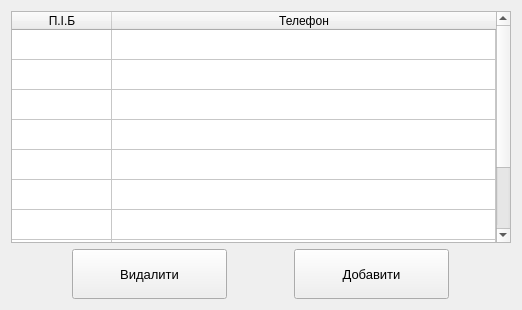
The window that Courcework_18-19/MedicineCards/widgetpatients.ui (MaksWellFine/OOP) describes before a commit, drawn with Qt 5.
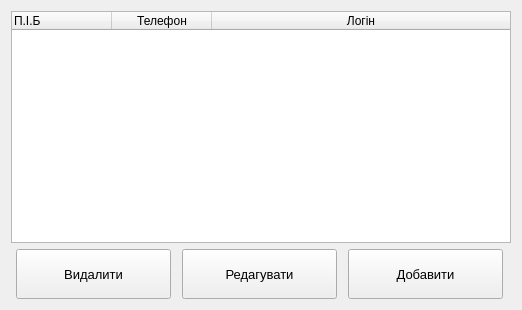
The same window after the commit.

The edit to the form file:
```diff
--- a/Courcework_18-19/MedicineCards/widgetpatients.ui
+++ b/Courcework_18-19/MedicineCards/widgetpatients.ui
@@ -10,20 +10,44 @@
     <height>310</height>
    </rect>
   </property>
+  <property name="sizePolicy">
+   <sizepolicy hsizetype="Preferred" vsizetype="Expanding">
+    <horstretch>0</horstretch>
+    <verstretch>0</verstretch>
+   </sizepolicy>
+  </property>
   <property name="windowTitle">
    <string>Form</string>
   </property>
   <layout class="QVBoxLayout" name="verticalLayout">
    <item>
     <widget class="QTableWidget" name="tableWidgetUsers">
+     <property name="sizePolicy">
+      <sizepolicy hsizetype="Expanding" vsizetype="Expanding">
+       <horstretch>0</horstretch>
+       <verstretch>0</verstretch>
+      </sizepolicy>
+     </property>
      <property name="minimumSize">
       <size>
-       <width>500</width>
+       <width>300</width>
        <height>200</height>
       </size>
      </property>
+     <property name="editTriggers">
+      <set>QAbstractItemView::NoEditTriggers</set>
+     </property>
+     <property name="selectionMode">
+      <enum>QAbstractItemView::SingleSelection</enum>
+     </property>
+     <property name="selectionBehavior">
+      <enum>QAbstractItemView::SelectRows</enum>
+     </property>
+     <property name="sortingEnabled">
+      <bool>true</bool>
+     </property>
      <property name="rowCount">
-      <number>10</number>
+      <number>0</number>
      </property>
      <attribute name="horizontalHeaderCascadingSectionResizes">
       <bool>true</bool>
@@ -49,26 +73,24 @@
      <attribute name="verticalHeaderStretchLastSection">
       <bool>true</bool>
      </attribute>
-     <row/>
-     <row/>
-     <row/>
-     <row/>
-     <row/>
-     <row/>
-     <row/>
-     <row/>
-     <row/>
-     <row/>
      <column>
       <property name="text">
        <string>П.І.Б</string>
       </property>
+      <property name="textAlignment">
+       <set>AlignLeading|AlignVCenter</set>
+      </property>
      </column>
      <column>
       <property name="text">
        <string>Телефон</string>
       </property>
      </column>
+     <column>
+      <property name="text">
+       <string>Логін</string>
+      </property>
+     </column>
     </widget>
    </item>
    <item>
@@ -97,6 +119,30 @@
        </property>
       </widget>
      </item>
+     <item>
+      <widget class="QPushButton" name="btnEdit">
+       <property name="minimumSize">
+        <size>
+         <width>0</width>
+         <height>50</height>
+        </size>
+       </property>
+       <property name="maximumSize">
+        <size>
+         <width>155</width>
+         <height>50</height>
+        </size>
+       </property>
+       <property name="font">
+        <font>
+         <pointsize>10</pointsize>
+        </font>
+       </property>
+       <property name="text">
+        <string>Редагувати</string>
+       </property>
+      </widget>
+     </item>
      <item>
       <widget class="QPushButton" name="btnAdd">
        <property name="minimumSize">
```
Left out of the diff: 4 changed lines with no effect on the pictures.
